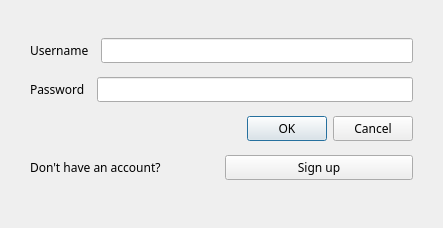
Above: login.ui from AlirezaM02/AP_Project before the change. Below: the same form after it.
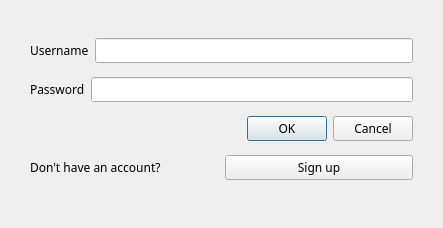
That is the form after the change.

What changed in the file:
```diff
--- a/login.ui
+++ b/login.ui
@@ -38,7 +38,7 @@
          </font>
         </property>
         <property name="text">
-         <string>Username  </string>
+         <string>Username</string>
         </property>
        </widget>
       </item>
@@ -63,7 +63,7 @@
          </font>
         </property>
         <property name="text">
-         <string>Password  </string>
+         <string>Password</string>
         </property>
        </widget>
       </item>
```
Left out of the diff: 2 changed lines with no effect on the pictures.
